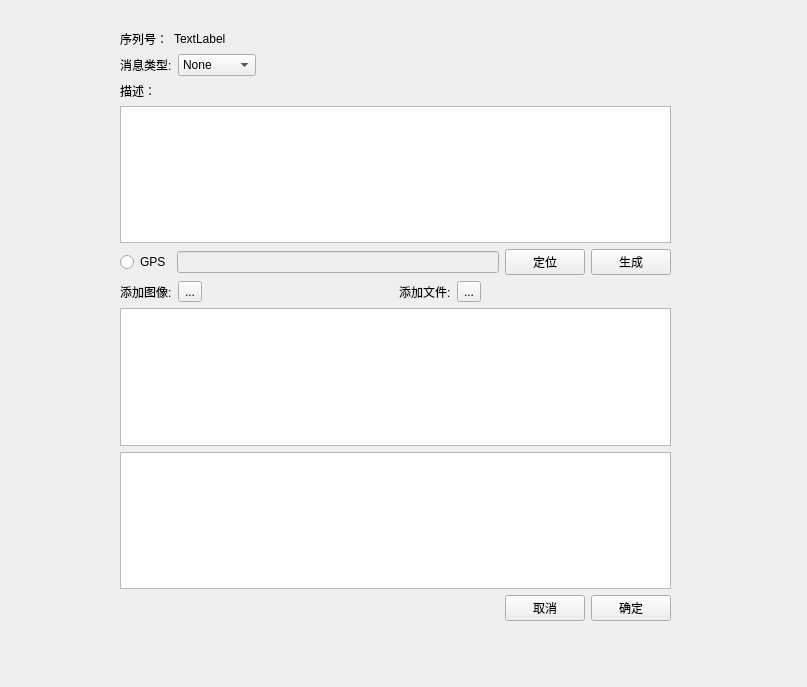
Old version of the form ui/edit.ui in the repository mioyzhang/UI.
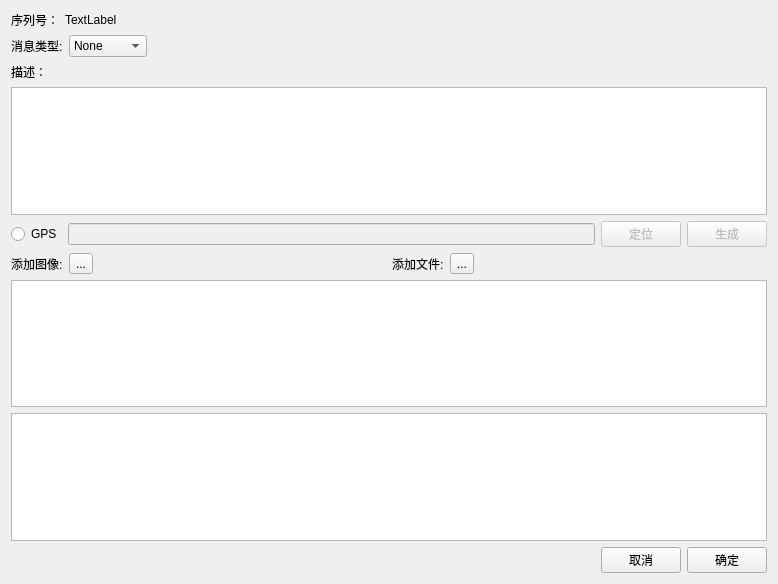
New version of the form.

Diff of the .ui file:
```diff
--- a/ui/edit.ui
+++ b/ui/edit.ui
@@ -6,22 +6,13 @@
    <rect>
     <x>0</x>
     <y>0</y>
-    <width>807</width>
-    <height>687</height>
+    <width>778</width>
+    <height>584</height>
    </rect>
   </property>
   <property name="windowTitle">
    <string>Form</string>
   </property>
-  <widget class="QWidget" name="widget" native="true">
-   <property name="geometry">
-    <rect>
-     <x>120</x>
-     <y>30</y>
-     <width>551</width>
-     <height>591</height>
-    </rect>
-   </property>
    <layout class="QVBoxLayout" name="verticalLayout_2">
     <item>
      <layout class="QHBoxLayout" name="horizontalLayout">
@@ -63,7 +54,7 @@
        </widget>
       </item>
       <item>
-       <widget class="QComboBox" name="comboBox">
+      <widget class="QComboBox" name="comboBox_msg_type">
         <item>
          <property name="text">
           <string>None</string>
@@ -118,14 +109,14 @@
     <item>
      <layout class="QHBoxLayout" name="horizontalLayout_3">
       <item>
-       <widget class="QRadioButton" name="radioButton">
+      <widget class="QRadioButton" name="radioButton_gps">
         <property name="text">
          <string>GPS</string>
         </property>
        </widget>
       </item>
       <item>
-       <widget class="QLineEdit" name="lineEdit">
+      <widget class="QLineEdit" name="lineEdit_gps">
         <property name="enabled">
          <bool>false</bool>
         </property>
@@ -133,6 +124,9 @@
       </item>
       <item>
        <widget class="QPushButton" name="pushButton_position">
+       <property name="enabled">
+        <bool>false</bool>
+       </property>
         <property name="text">
          <string>定位</string>
         </property>
@@ -140,6 +134,9 @@
       </item>
       <item>
        <widget class="QPushButton" name="pushButton_generate">
+       <property name="enabled">
+        <bool>false</bool>
+       </property>
         <property name="text">
          <string>生成</string>
         </property>
@@ -260,7 +257,6 @@
     </item>
    </layout>
   </widget>
- </widget>
  <resources>
   <include location="../resource/resouce.qrc"/>
  </resources>
```
Left out of the diff: 48 changed lines with no effect on the pictures. Lines whose indentation alone changed are shown as unchanged.
